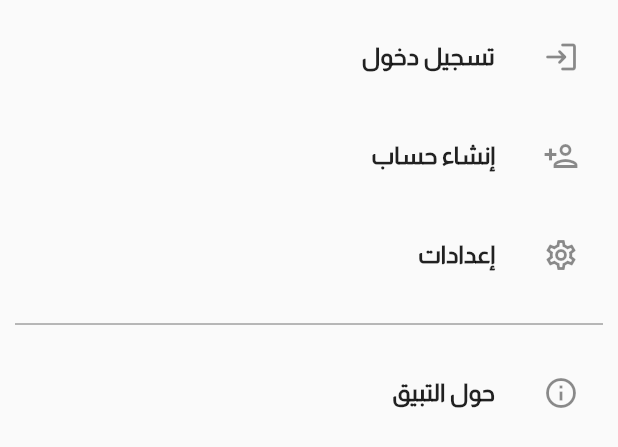
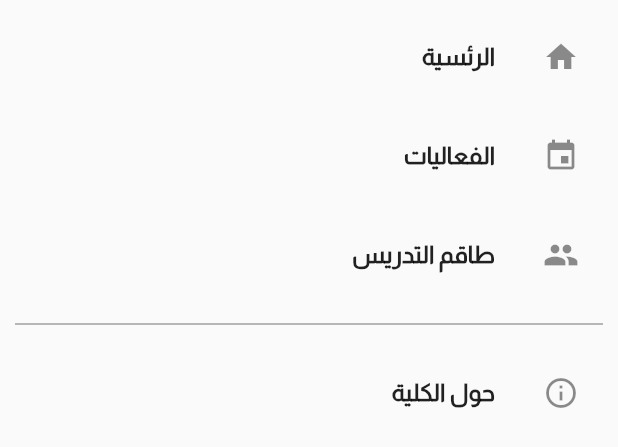
Before and after one commit to Ezzalarab/college_events, a Flutter app: the HomeDrawerBody widget shown alone on an empty page, opened directly, on a phone screen of 412 x 824 dp. Shown: the top 447 px of the screen. Run offline on Flutter 3.47's test engine with Material 2 defaults, Android fonts, the phone set to English and light mode, and no system bars; our stand-ins replace carousel_slider.

Commit message:
edit drawer

```diff
--- a/lib/widgets/home/home_drawer/home_drower_body.dart
+++ b/lib/widgets/home/home_drawer/home_drower_body.dart
@@ -1,3 +1,4 @@
+import 'package:college_events/pages/about_college.dart';
 import 'package:flutter/material.dart';
 
 import 'home_drawer_menu_item.dart';
@@ -15,31 +16,37 @@ class HomeDrawerBody extends StatelessWidget {
         runSpacing: 10,
         children: [
           HomeDrawerMenuItem(
-            title: "تسجيل دخول",
-            icon: Icons.login_rounded,
+            title: "الرئسية",
+            icon: Icons.home,
             onTap: () {
               // Navigator.of(context).pushNamed(SignInPage.routeName);
             },
           ),
           HomeDrawerMenuItem(
-            title: "إنشاء حساب",
-            icon: Icons.person_add_outlined,
+            title: "الفعاليات",
+            icon: Icons.event,
             onTap: () {
               // Navigator.of(context).pushNamed(SignUpPage.routeName);
             },
           ),
           HomeDrawerMenuItem(
-            icon: Icons.settings_outlined,
-            title: "إعدادات",
+            icon: Icons.group,
+            title: "طاقم التدريس",
             onTap: () async {
               // Navigator.of(context).pushNamed(SettingPage.routeName);
             },
           ),
           const Divider(color: Colors.black54),
           HomeDrawerMenuItem(
-            title: "حول التبيق",
+            title: "حول الكلية",
             icon: Icons.info_outline,
-            onTap: () {},
+            onTap: () {
+              Navigator.of(context).pushReplacement(
+                MaterialPageRoute<void>(
+                  builder: (BuildContext context) => const AboutCollege(),
+                ),
+              );
+            },
           ),
         ],
       ),
```
Also changed, not shown: lib/pages/about_college.dart (+13 -4 lines).
